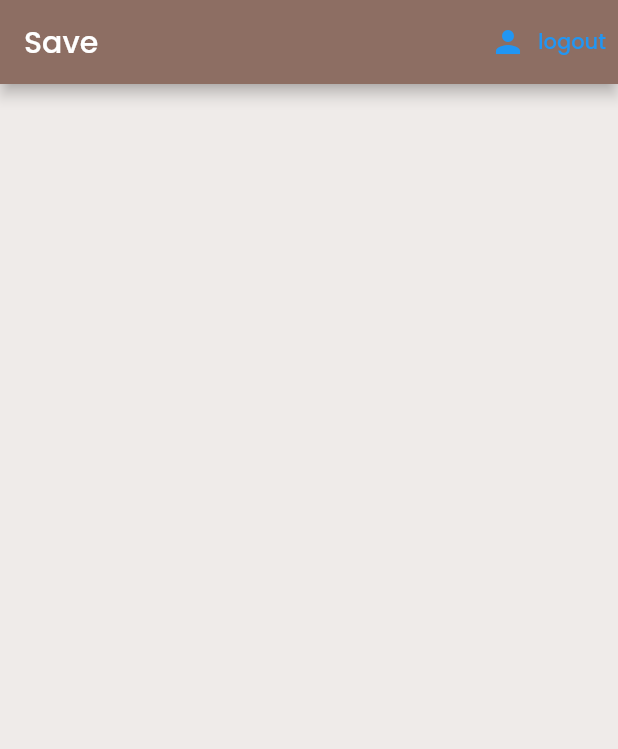
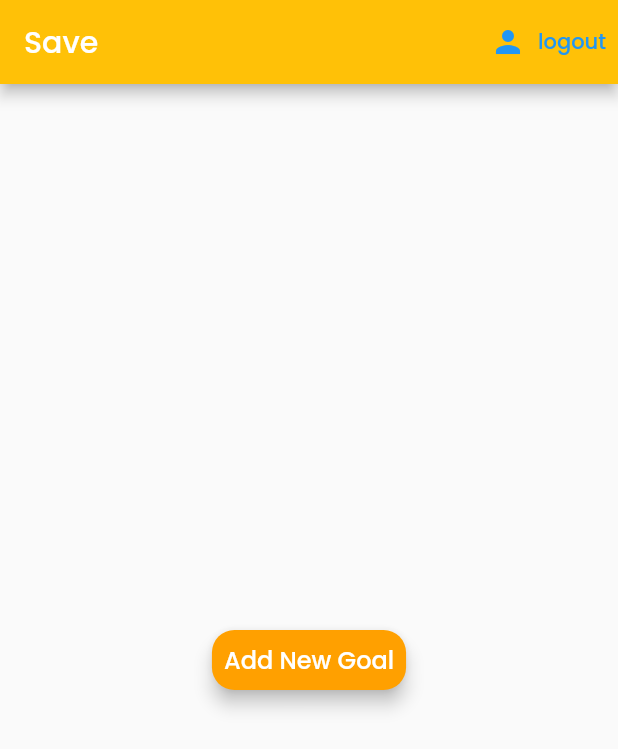
Before and after one commit to ChristineWasike/save, a Flutter app: the screen it shows once a user with an empty profile is signed in, on a phone screen of 412 x 824 dp. Shown: the top 749 px of the screen. Run offline on Flutter 3.47's test engine with Material 2 defaults, Android fonts, the phone set to English and light mode, and no system bars; our stand-ins replace cloud_firestore, firebase_auth, flutter_spinkit, google_fonts; accounts and stored records are empty.

Commit message:
Added add-goal file

```diff
--- /dev/null
+++ b/lib/screens/goals/add_goal.dart
@@ -0,0 +1,8 @@
+import 'package:flutter/material.dart';
+
+class AddGoal extends StatelessWidget {
+  @override
+  Widget build(BuildContext context) {
+    return Scaffold();
+  }
+}
--- a/lib/screens/home/home.dart
+++ b/lib/screens/home/home.dart
@@ -1,4 +1,5 @@
 import 'package:flutter/material.dart';
+import 'package:save/screens/goals/add_goal.dart';
 import 'package:save/services/auth.dart';
 
 class Home extends StatelessWidget {
@@ -6,10 +7,10 @@ class Home extends StatelessWidget {
   @override
   Widget build(BuildContext context) {
     return Scaffold(
-      backgroundColor: Colors.brown[50],
+      backgroundColor: Colors.grey[50],
       appBar: AppBar(
         title: Text('Save'),
-        backgroundColor: Colors.brown[400],
+        backgroundColor: Colors.amber[500],
         actions: <Widget>[
           TextButton.icon(
               icon: Icon(Icons.person),
@@ -19,6 +20,35 @@ class Home extends StatelessWidget {
               }),
         ],
       ),
+      body: Center(
+        child: Padding(
+          padding: const EdgeInsets.all(20.0),
+          child: Column(
+            mainAxisAlignment: MainAxisAlignment.center,
+            children: <Widget>[
+              RaisedButton(
+                onPressed: () {
+                  AddGoal();
+                },
+                textColor: Colors.white,
+                color: Colors.amber[700],
+                padding: const EdgeInsets.all(0.0),
+                elevation: 5.0,
+                shape: RoundedRectangleBorder(
+                  borderRadius: BorderRadius.circular(15),
+                ),
+                child: Container(
+                  padding: const EdgeInsets.all(8.0),
+                  child: const Text(
+                    'Add New Goal',
+                    style: TextStyle(fontSize: 16),
+                  ),
+                ),
+              )
+            ],
+          ),
+        ),
+      ),
     );
   }
 }
```
